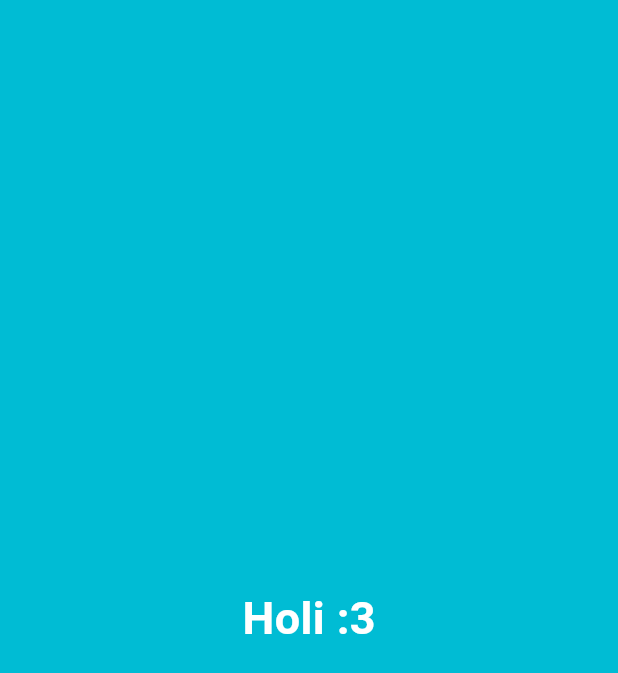
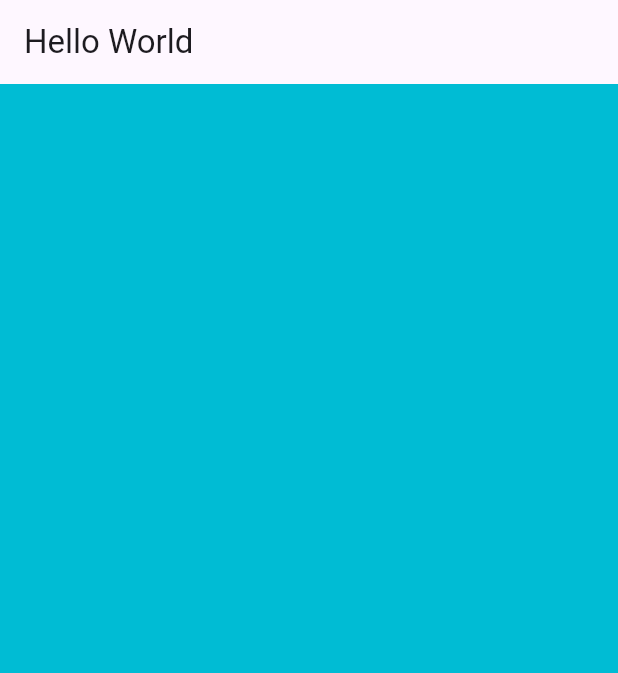
Before and after one commit to eacardenase/dart-tutorial, a Flutter app: the screen it shows after launch, on a phone screen of 412 x 824 dp. Shown: the top 673 px of the screen. Run offline on Flutter 3.47's test engine with Material 3 defaults, Android fonts, the phone set to English and light mode, and no system bars.

Commit message:
refactor: split content into screens

```diff
--- /dev/null
+++ b/lib/screens/hello_world.dart
@@ -0,0 +1,24 @@
+import 'package:flutter/material.dart';
+
+class HelloWorld extends StatelessWidget {
+  const HelloWorld({super.key});
+
+  @override
+  Widget build(BuildContext context) {
+    // var myName = 'Edwin';
+    late final String myName;
+
+    myName = 'Edwin';
+
+    print('Hola, mi nombre es $myName.');
+    print('Hola, mi nombre es ${myName.toUpperCase()}.');
+    print('Hola, mi nombre es ${myName.toLowerCase()}.');
+
+    return Scaffold(
+      appBar: AppBar(
+        title: const Text('Hello World'),
+      ),
+      backgroundColor: Colors.cyan,
+    );
+  }
+}
```
Also changed, not shown: lib/main.dart (+3 -22 lines).
